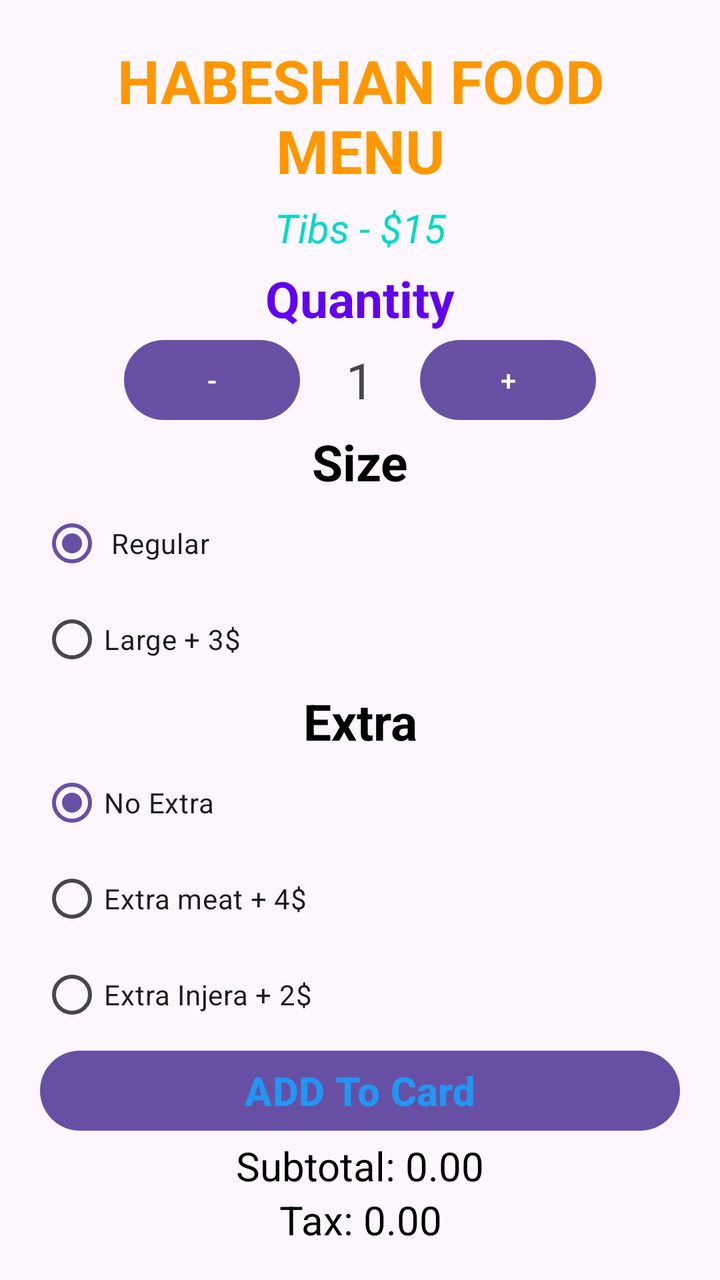
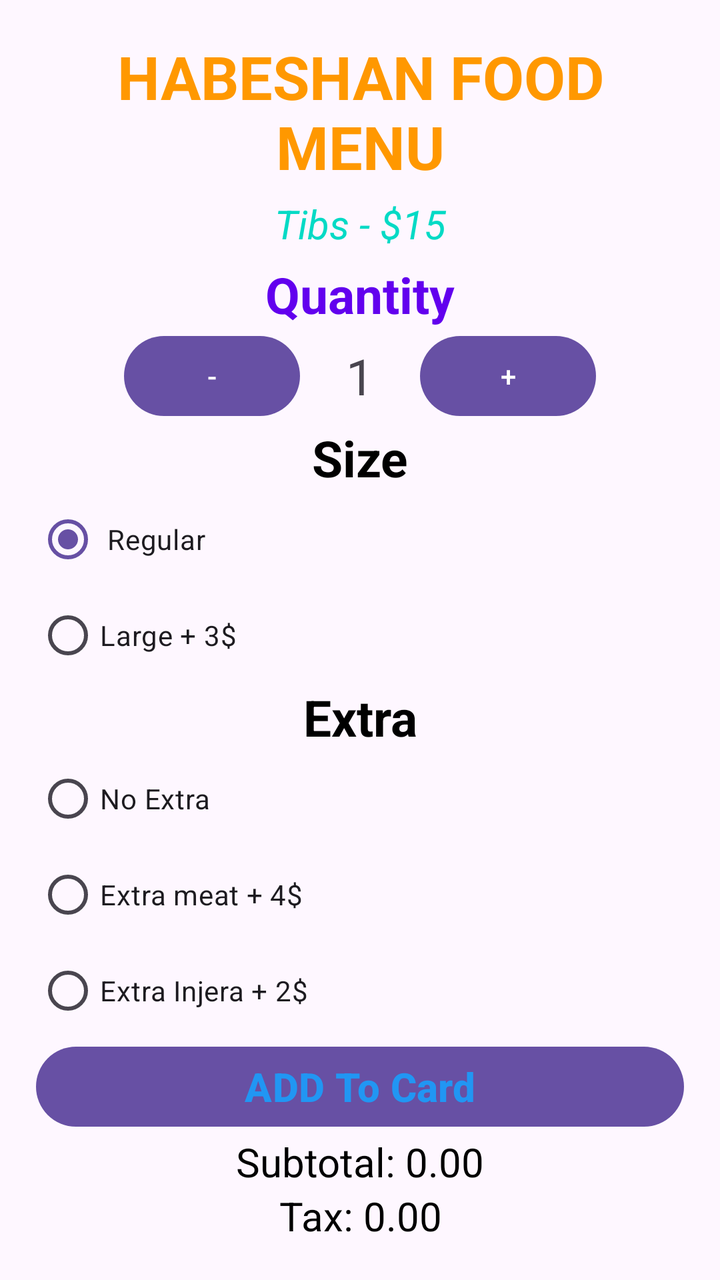

The first picture is an Android layout as it rendered before a commit; the second is the same layout after the commit. The layout source and the unified diff follow.
<!-- AndroidManifest.xml: application theme Theme.RestaurantAppBS -->
<!-- res/layout/activity_menu.xml -->
<?xml version="1.0" encoding="utf-8"?>
<LinearLayout
    xmlns:android="http://schemas.android.com/apk/res/android"
    android:layout_width="match_parent"
    android:layout_height="match_parent"
    android:orientation="vertical"
    android:gravity="center"
    android:padding="20dp">

    <TextView
        android:layout_width="match_parent"
        android:layout_height="wrap_content"
        android:gravity="center"
        android:text="HABESHAN FOOD MENU"
        android:textSize="30dp"
        android:textColor="@color/orange"
        android:textStyle="bold" />

    <TextView
        android:layout_width="match_parent"
        android:layout_height="wrap_content"
        android:gravity="center"
        android:padding="5dp"
        android:text="Tibs - $15"
        android:textColor="@color/teal_200"
        android:textSize="20dp"
        android:textStyle="italic" />

    <TextView
        android:layout_width="match_parent"
        android:layout_height="wrap_content"
        android:gravity="center"
        android:text="Quantity"
        android:textColor="@color/purple_500"
        android:textStyle="bold"
        android:textSize="25dp" />

    <LinearLayout
        android:layout_width="match_parent"
        android:layout_height="wrap_content"
        android:orientation="horizontal"
        android:gravity="center">

        <Button
            android:id="@+id/minusBTN"
            android:layout_width="wrap_content"
            android:layout_height="wrap_content"
            android:text="-" />

        <TextView
            android:id="@+id/quantityTV"
            android:layout_width="60dp"
            android:layout_height="wrap_content"
            android:text="1"
            android:textSize="25sp"
            android:gravity="center" />

        <Button
            android:id="@+id/plusBTN"
            android:layout_width="wrap_content"
            android:layout_height="wrap_content"
            android:text="+" />


    </LinearLayout>

    <TextView
        android:layout_width="match_parent"
        android:layout_height="wrap_content"
        android:gravity="center"
        android:text="Size"
        android:textColor="@color/black"
        android:textSize="25dp"
        android:textStyle="bold"/>

    <RadioGroup
        android:layout_width="match_parent"
        android:layout_height="wrap_content">

    <RadioButton
        android:id="@+id/regularRB"
        android:layout_width="match_parent"
        android:layout_height="wrap_content"
        android:text =" Regular "
        android:checked="true" />

        <RadioButton
            android:id="@+id/largeRB"
            android:layout_width="match_parent"
            android:layout_height="wrap_content"
            android:text="Large + 3$"/>


    </RadioGroup>


    <RadioGroup
        android:layout_width="match_parent"
        android:layout_height="wrap_content"/>

        <TextView
            android:layout_width="match_parent"
            android:layout_height="wrap_content"
            android:gravity="center"
            android:text="Extra"
            android:textColor="@color/black"
            android:textSize="25dp"
            android:textStyle="bold"/>


        <RadioButton
            android:id="@+id/noExtraRB"
            android:layout_width="match_parent"
            android:layout_height="wrap_content"
            android:text="No Extra"
            android:checked="true" />


        <RadioButton
            android:id="@+id/extraMeatRB"
            android:layout_width="match_parent"
            android:layout_height="wrap_content"
            android:text="Extra meat + 4$"/>

        <RadioButton
            android:id="@+id/extraInjeraRB"
            android:layout_width="match_parent"
            android:layout_height="wrap_content"
            android:text="Extra Injera + 2$" />



        <Button
            android:id="@+id/addCardBTN"
            android:layout_width="match_parent"
            android:layout_height="wrap_content"
            android:gravity="center"
            android:text="ADD To Card"
            android:textColor="@color/blue"
            android:textSize="20dp"
            android:textStyle="bold"/>

        <TextView
            android:id="@+id/subtotalTV"
            android:layout_width="match_parent"
            android:layout_height="wrap_content"
            android:gravity="center"
            android:text="Subtotal: 0.00"
            android:textColor="@color/black"
            android:textSize="20dp" />

        <TextView
            android:id="@+id/taxTV"
            android:layout_width="match_parent"
            android:layout_height="wrap_content"
            android:gravity="center"
            android:text="Tax: 0.00"
            android:textColor="@color/black"
            android:textSize="20dp" />

        <TextView
            android:id="@+id/totalTV"
            android:layout_width="match_parent"
            android:layout_height="wrap_content"
            android:gravity="center"
            android:text="Total: 0.00"
            android:textColor="@color/black"
            android:textSize="20dp" />


        <Button
        android:id="@+id/backBTN"
        android:layout_width="match_parent"
        android:layout_height="wrap_content"
        android:text="BACK TO HOME"
        android:textColor="@color/green"
        android:textSize="20dp" />

</LinearLayout>
<!-- resources referenced by this layout -->
<resources>
  <color name="black">#FF000000</color>
  <color name="blue">#FF2196F3</color>
  <color name="green">#FF4CAF50</color>
  <color name="orange">#FFFF9800</color>
  <color name="purple_500">#FF6200EE</color>
  <color name="teal_200">#FF03DAC5</color>
  <style name="Theme.RestaurantAppBS" parent="Base.Theme.RestaurantAppBS" />
  <style name="Base.Theme.RestaurantAppBS" parent="Theme.Material3.DayNight.NoActionBar">
          
          
      </style>
</resources>

<!-- the commit's change to res/layout/activity_menu.xml (unified diff, before → after) -->
@@ -5,7 +5,7 @@
     android:layout_height="match_parent"
     android:orientation="vertical"
     android:gravity="center"
-    android:padding="20dp">
+    android:padding="18dp">
 
     <TextView
         android:layout_width="match_parent"
@@ -35,34 +35,35 @@
         android:textStyle="bold"
         android:textSize="25dp" />
 
-    <LinearLayout
+<LinearLayout
         android:layout_width="match_parent"
         android:layout_height="wrap_content"
         android:orientation="horizontal"
+        android:padding="0dp"
         android:gravity="center">
 
-        <Button
-            android:id="@+id/minusBTN"
-            android:layout_width="wrap_content"
-            android:layout_height="wrap_content"
-            android:text="-" />
+    <Button
+        android:id="@+id/minusBTN"
+        android:layout_width="wrap_content"
+        android:layout_height="wrap_content"
+        android:text="-" />
 
-        <TextView
-            android:id="@+id/quantityTV"
-            android:layout_width="60dp"
-            android:layout_height="wrap_content"
-            android:text="1"
-            android:textSize="25sp"
-            android:gravity="center" />
+    <TextView
+        android:id="@+id/quantityTV"
+        android:layout_width="60dp"
+        android:layout_height="wrap_content"
+        android:text="1"
+        android:textSize="25sp"
+        android:gravity="center" />
 
-        <Button
-            android:id="@+id/plusBTN"
-            android:layout_width="wrap_content"
-            android:layout_height="wrap_content"
-            android:text="+" />
+    <Button
+        android:id="@+id/plusBTN"
+        android:layout_width="wrap_content"
+        android:layout_height="wrap_content"
+        android:text="+" />
 
 
-    </LinearLayout>
+</LinearLayout>
 
     <TextView
         android:layout_width="match_parent"
@@ -112,8 +113,7 @@
             android:id="@+id/noExtraRB"
             android:layout_width="match_parent"
             android:layout_height="wrap_content"
-            android:text="No Extra"
-            android:checked="true" />
+            android:text="No Extra" />
 
 
         <RadioButton
@@ -167,8 +167,16 @@
             android:textColor="@color/black"
             android:textSize="20dp" />
 
+    <Button
+        android:id="@+id/submitOrderBTN"
+        android:layout_width="match_parent"
+        android:layout_height="wrap_content"
+        android:text="SUBMIT ORDER"
+        android:textSize="20sp" />
 
-        <Button
+
+
+    <Button
         android:id="@+id/backBTN"
         android:layout_width="match_parent"
         android:layout_height="wrap_content"
